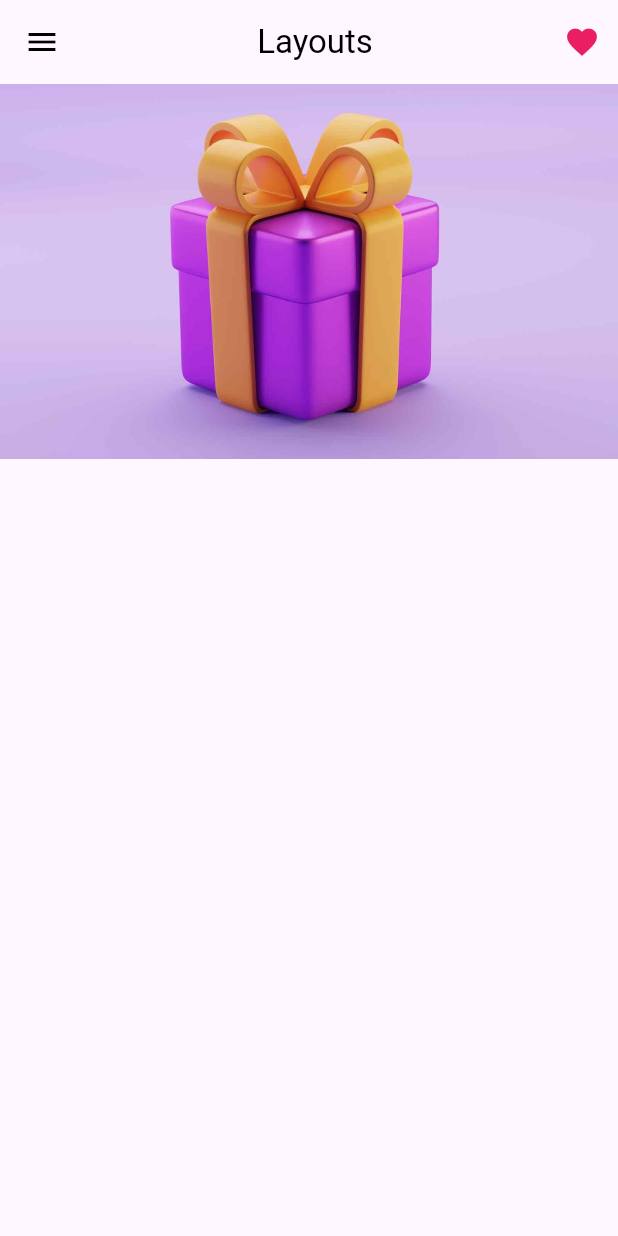
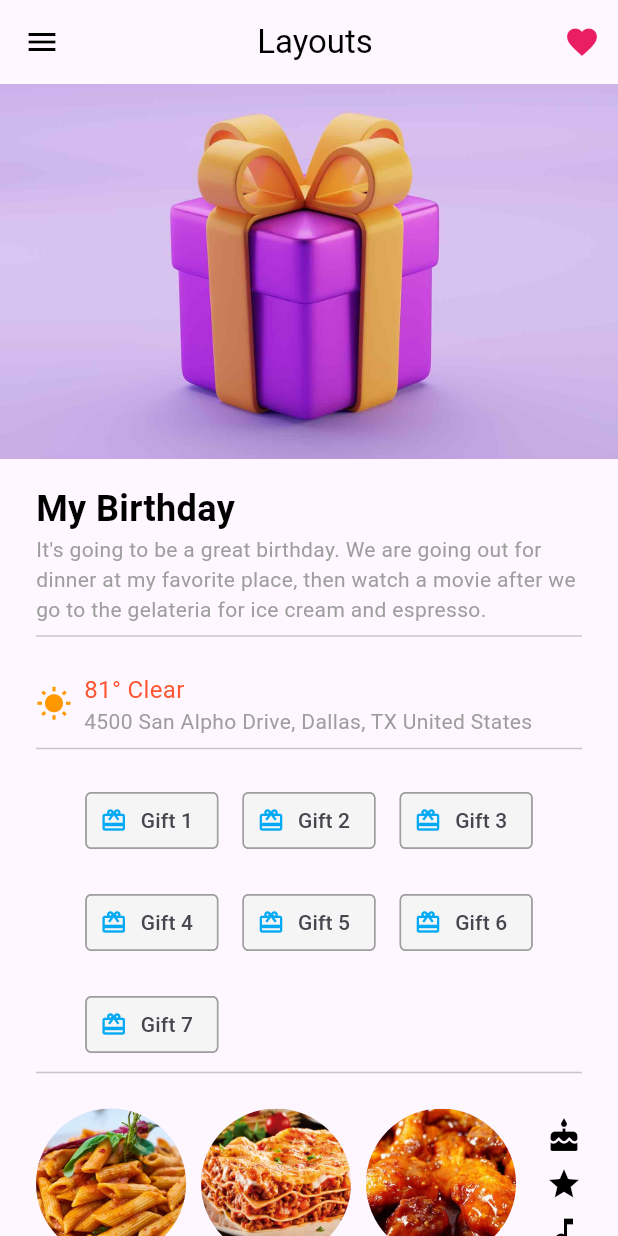
Before and after one commit to johan3118/flutter_good, a Flutter app: the screen it shows after launch, on a phone screen of 412 x 824 dp. Run offline on Flutter 3.47's test engine with Material 3 defaults, Android fonts, the phone set to English and light mode, and no system bars; generated files the repository leaves out were written again.

Commit message:
expo final

```diff
--- /dev/null
+++ b/lib/landing.dart
@@ -0,0 +1,125 @@
+import 'package:flutter/material.dart';
+
+class Landing extends StatelessWidget {
+  const Landing({Key? key}) : super(key: key);
+
+  @override
+  Widget build(BuildContext context) {
+    return SafeArea(
+      child: Padding(
+        padding:
+            const EdgeInsets.symmetric(horizontal: 24.0), // Horizontal padding
+        child: SingleChildScrollView(
+          child: Column(
+            children: <Widget>[
+              const SizedBox(height: 16.0), // Space at the beginning
+              const Column(
+                crossAxisAlignment: CrossAxisAlignment.start,
+                children: <Widget>[
+                  Text(
+                    'My Birthday',
+                    style: TextStyle(
+                      fontSize: 24,
+                      fontWeight: FontWeight.bold,
+                      color: Colors.black,
+                    ),
+                  ),
+                  Text(
+                    "It's going to be a great birthday. We are going out for dinner at my favorite place, "
+                    "then watch a movie after we go to the gelateria for ice cream and espresso.",
+                    style: TextStyle(
+                      fontSize: 14,
+                      color: Colors.grey,
+                    ),
+                  ),
+                ],
+              ),
+              const Divider(), // Divider line
+              const SizedBox(height: 16.0), // Vertical spacing
+              const Row(
+                children: <Widget>[
+                  Icon(
+                    Icons.wb_sunny,
+                    color: Colors.orange,
+                    size: 24.0,
+                  ),
+                  SizedBox(width: 8.0),
+                  Column(
+                    crossAxisAlignment: CrossAxisAlignment.start,
+                    children: <Widget>[
+                      Text(
+                        '81° Clear',
+                        style: TextStyle(
+                          fontSize: 16.0,
+                          color: Color(0xFFFF5733),
+                        ),
+                      ),
+                      Text(
+                        '4500 San Alpho Drive, Dallas, TX United States',
+                        style: TextStyle(
+                          fontSize: 14.0,
+                          color: Colors.grey,
+                        ),
+                      ),
+                    ],
+                  ),
+                ],
+              ),
+              const Divider(), // Divider line
+              const SizedBox(height: 16.0), // Vertical spacing
+              Wrap(
+                spacing: 16.0,
+                runSpacing: 20.0,
+                children: List.generate(
+                  7,
+                  (index) => Chip(
+                    label: Text('Gift ${index + 1}'),
+                    avatar: const Icon(
+                      Icons.card_giftcard,
+                      color: Colors.lightBlue,
+                    ),
+                    shape: RoundedRectangleBorder(
+                      borderRadius: BorderRadius.circular(4.0),
+                      side: const BorderSide(color: Colors.grey),
+                    ),
+                    backgroundColor: Colors.grey.shade100,
+                  ),
+                ),
+              ),
+              const Divider(), // Divider line
+              const SizedBox(height: 16.0), // Vertical spacing
+              const Row(
+                children: <Widget>[
+                  CircleAvatar(
+                    backgroundImage: AssetImage('assets/images/comida1.png'),
+                    radius: 50.0,
+                  ),
+                  SizedBox(width: 10.0), // Space between avatars
+                  CircleAvatar(
+                    backgroundImage: AssetImage('assets/images/comida2.png'),
+                    radius: 50.0,
+                  ),
+                  SizedBox(width: 10.0),
+                  CircleAvatar(
+                    backgroundImage: AssetImage('assets/images/comida3.png'),
+                    radius: 50.0,
+                  ),
+                  Spacer(), // Takes up all available space
+                  Column(
+                    children: <Widget>[
+                      Icon(Icons.cake, color: Colors.black),
+                      SizedBox(height: 8.0), // Space between icons
+                      Icon(Icons.star, color: Colors.black),
+                      SizedBox(height: 8.0),
+                      Icon(Icons.music_note, color: Colors.black),
+                    ],
+                  ),
+                ],
+              ),
+            ],
+          ),
+        ),
+      ),
+    );
+  }
+}
--- a/lib/layouts.dart
+++ b/lib/layouts.dart
@@ -6,8 +6,9 @@ class Layouts extends StatelessWidget {
   @override
   Widget build(BuildContext context) {
     return SafeArea(
-      child: Scaffold(
-        appBar: AppBar(
+      child: Column(
+        children: [
+          AppBar(
             foregroundColor: Colors.black,
             backgroundColor: Colors.transparent,
             elevation: 0,
@@ -29,10 +30,7 @@ class Layouts extends StatelessWidget {
               ),
             ],
           ),
-        body: Center(
-          child: Column(
-            children: [
-              Container(
+          SizedBox(
             width: double.infinity,
             height: 250,
             child: Image.asset(
@@ -42,8 +40,6 @@ class Layouts extends StatelessWidget {
           ),
         ],
       ),
-        ),
-      ),
     );
   }
 }
--- a/lib/main.dart
+++ b/lib/main.dart
@@ -1,5 +1,6 @@
 import 'package:flutter/material.dart';
 import 'package:movile_dev/layouts.dart';
+import 'package:movile_dev/landing.dart';
 
 void main() {
   runApp(const App());
@@ -13,7 +14,16 @@ class App extends StatelessWidget {
     return const MaterialApp(
       debugShowCheckedModeBanner: false,
       title: 'tarea1',
-      home: Layouts(),
+      home: Scaffold(
+        body: SingleChildScrollView(
+          child: Column(
+            children: <Widget>[
+              Layouts(),
+              Landing(),
+            ],
+          ),
+        ),
+      ),
     );
   }
 }
```
Also changed, not shown: assets/images/comida1.png (added), assets/images/comida2.png (added), assets/images/comida3.png (added). Lines whose indentation alone changed are shown as unchanged.
